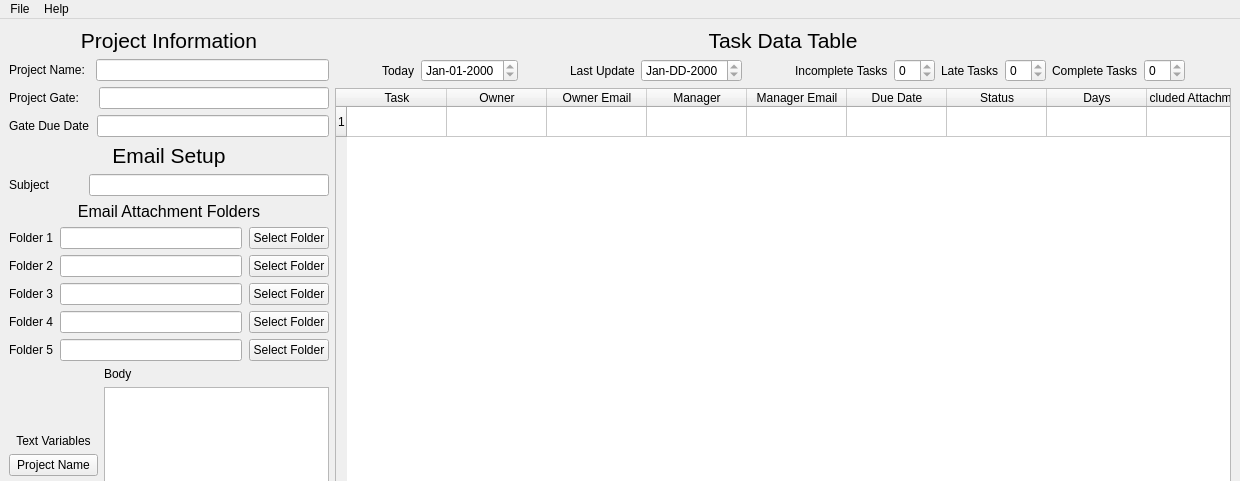
This is PowerShell-Email-Generator/mainwindow.ui in fjpereny/PowerShell-Email-Generator as Qt 5 draws it before an edit; both pictures show x 0 to 1240 and y 0 to 481 of the 1240 by 826 pixel window. The edited form follows.
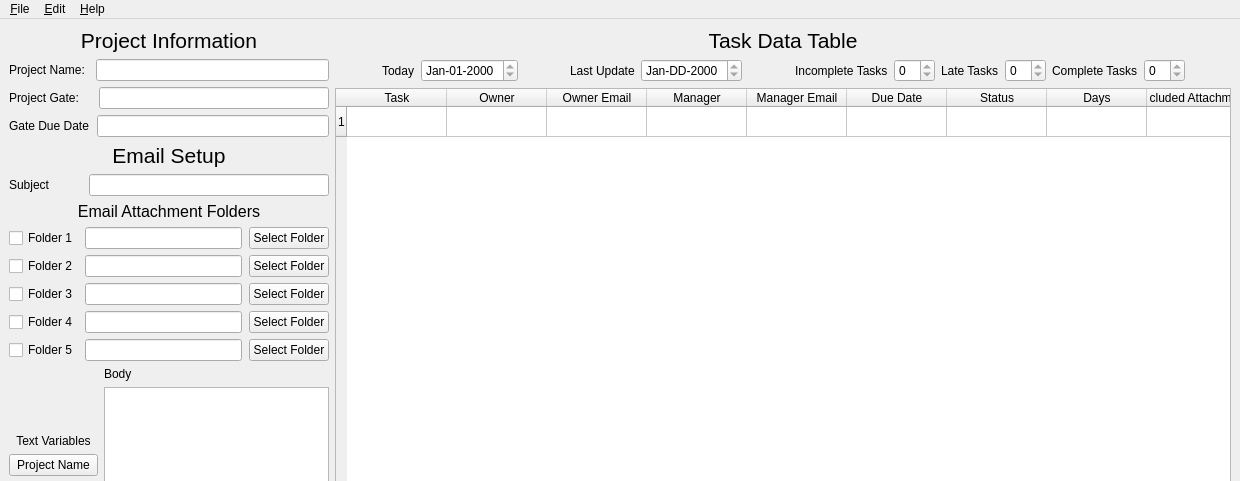
This is the edited form.

```diff
--- a/PowerShell-Email-Generator/mainwindow.ui
+++ b/PowerShell-Email-Generator/mainwindow.ui
@@ -140,7 +140,7 @@
          <number>7</number>
         </property>
         <item>
-         <widget class="QLabel" name="label">
+         <widget class="QCheckBox" name="folder1CB">
           <property name="text">
            <string>Folder 1</string>
           </property>
@@ -164,7 +164,7 @@
          <number>7</number>
         </property>
         <item>
-         <widget class="QLabel" name="label_12">
+         <widget class="QCheckBox" name="folder2CB">
           <property name="text">
            <string>Folder 2</string>
           </property>
@@ -188,7 +188,7 @@
          <number>7</number>
         </property>
         <item>
-         <widget class="QLabel" name="label_14">
+         <widget class="QCheckBox" name="folder3CB">
           <property name="text">
            <string>Folder 3</string>
           </property>
@@ -212,7 +212,7 @@
          <number>7</number>
         </property>
         <item>
-         <widget class="QLabel" name="label_15">
+         <widget class="QCheckBox" name="folder4CB">
           <property name="text">
            <string>Folder 4</string>
           </property>
@@ -236,7 +236,7 @@
          <number>7</number>
         </property>
         <item>
-         <widget class="QLabel" name="label_16">
+         <widget class="QCheckBox" name="folder5CB">
           <property name="text">
            <string>Folder 5</string>
           </property>
@@ -702,7 +702,7 @@
    </property>
    <widget class="QMenu" name="menuFile">
     <property name="title">
-     <string>File</string>
+     <string>&amp;File</string>
     </property>
     <addaction name="actionOpen"/>
     <addaction name="actionSave"/>
@@ -713,11 +713,18 @@
    </widget>
    <widget class="QMenu" name="menuAbout">
     <property name="title">
-     <string>Help</string>
+     <string>&amp;Help</string>
     </property>
     <addaction name="actionAbout"/>
    </widget>
+   <widget class="QMenu" name="menu_Edit">
+    <property name="title">
+     <string>&amp;Edit</string>
+    </property>
+    <addaction name="actionClear_Table_Data"/>
+   </widget>
    <addaction name="menuFile"/>
+   <addaction name="menu_Edit"/>
    <addaction name="menuAbout"/>
   </widget>
   <widget class="QStatusBar" name="statusbar"/>
```
Left out of the diff: 39 changed lines with no effect on the pictures.
